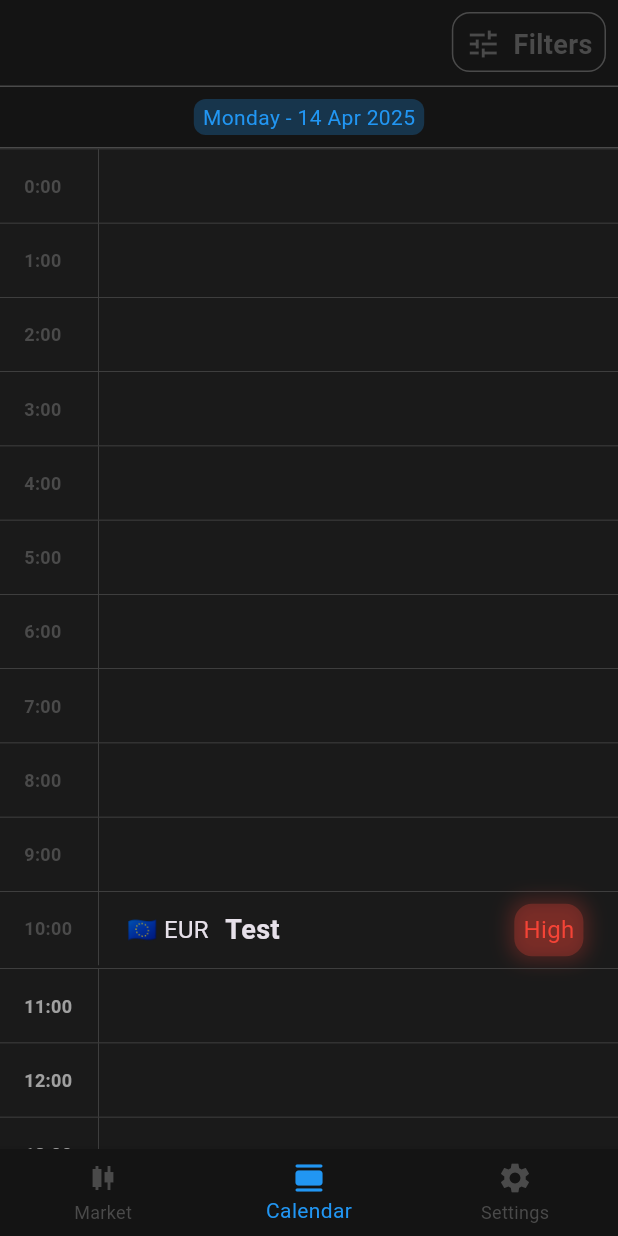
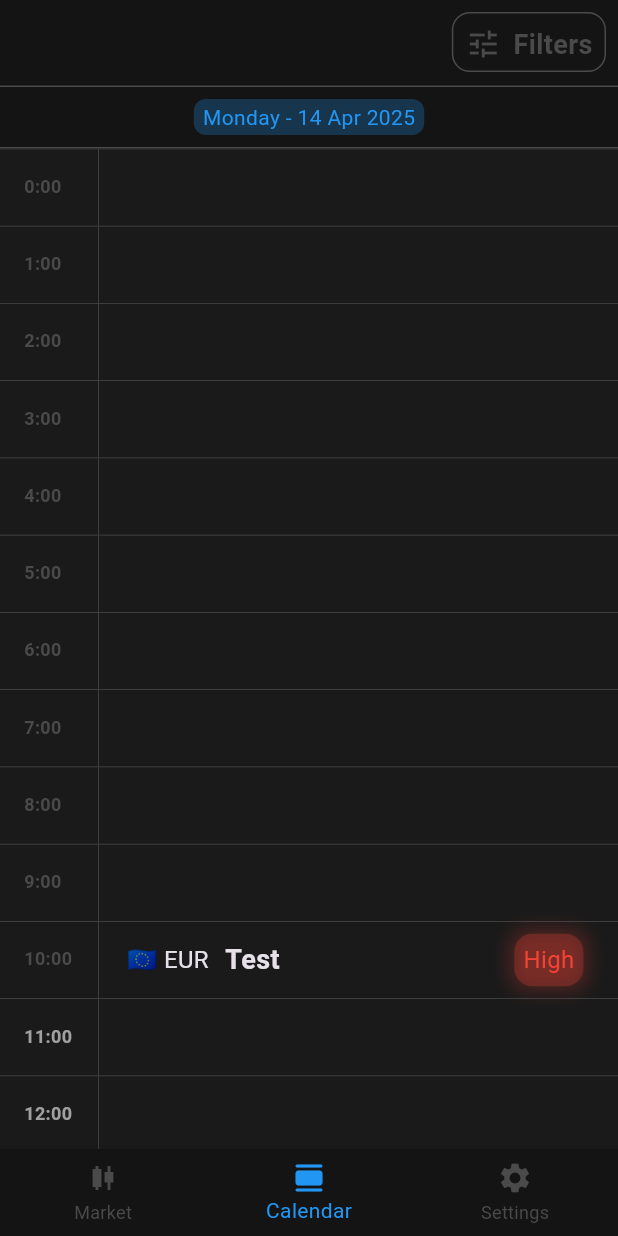
Before and after one commit to yeeet7/marketNews, a Flutter app: the screen it shows after launch, item 2 of the bottom bar chosen, on a phone screen of 412 x 824 dp. Run offline on Flutter 3.47's test engine with Material 3 defaults, Android fonts, the light colour scheme and no system bars; missing offline and left inert: beautiful_soup_dart; network calls fail.

Commit message:
fix time text border

```diff
--- a/lib/main.dart
+++ b/lib/main.dart
@@ -150,6 +150,7 @@ class Calendar extends StatelessWidget {
             children: [
               Container(
                 width: textToSize('24:00', TextStyle(color: Theme.of(context).colorScheme.primary, fontSize: 12)).width + 16*2 + 4,
+                height: events.where((event) => event.key.hour == index).length.clamp(1, double.infinity) * (textToSize(events.first.value.title, const TextStyle(fontSize: 16)).height + 16*2),
                 padding: const EdgeInsets.all(16),
                 decoration: BoxDecoration(
                   border: Border(
```
Also changed, not shown: 4 other files.
